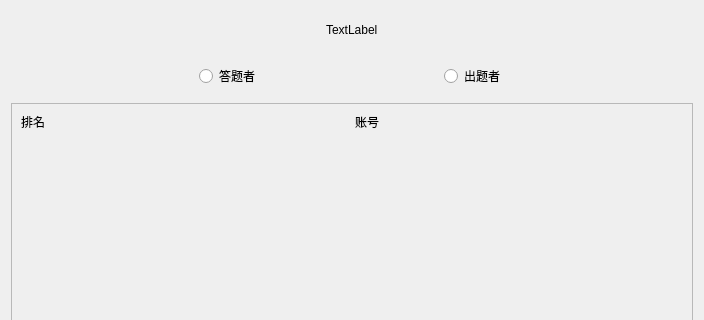
Above: rankwindow.ui from Euler-lne/Word_Elimination before the change; both pictures show x 0 to 704 and y 0 to 320 of the 704 by 463 pixel window. Below: the same form after it.
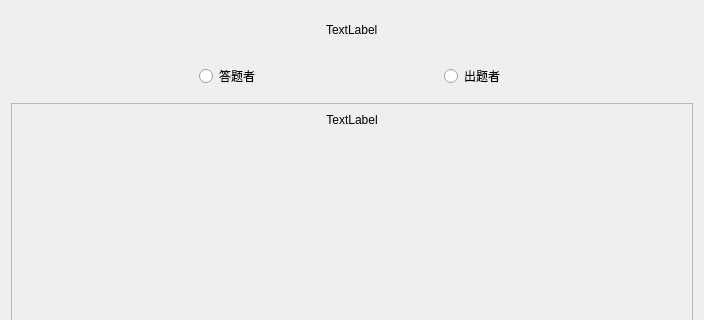
That is the form after the change.

Commit message: 排名功能

```diff
--- a/rankwindow.ui
+++ b/rankwindow.ui
@@ -126,21 +126,14 @@
         <height>308</height>
        </rect>
       </property>
-      <layout class="QFormLayout" name="formLayout">
-       <item row="0" column="0">
-        <widget class="QLabel" name="label">
+      <layout class="QHBoxLayout" name="horizontalLayout_4">
+       <item>
+        <widget class="QLabel" name="rank">
          <property name="text">
-          <string>排名</string>
-         </property>
-        </widget>
-       </item>
-       <item row="0" column="1">
-        <widget class="QLabel" name="label_2">
-         <property name="text">
-          <string>账号</string>
+          <string>TextLabel</string>
          </property>
          <property name="alignment">
-          <set>Qt::AlignCenter</set>
+          <set>Qt::AlignHCenter|Qt::AlignTop</set>
          </property>
         </widget>
        </item>
```
Left out of the diff: 2 changed lines with no effect on the pictures. The commit also changes 5 other files.
